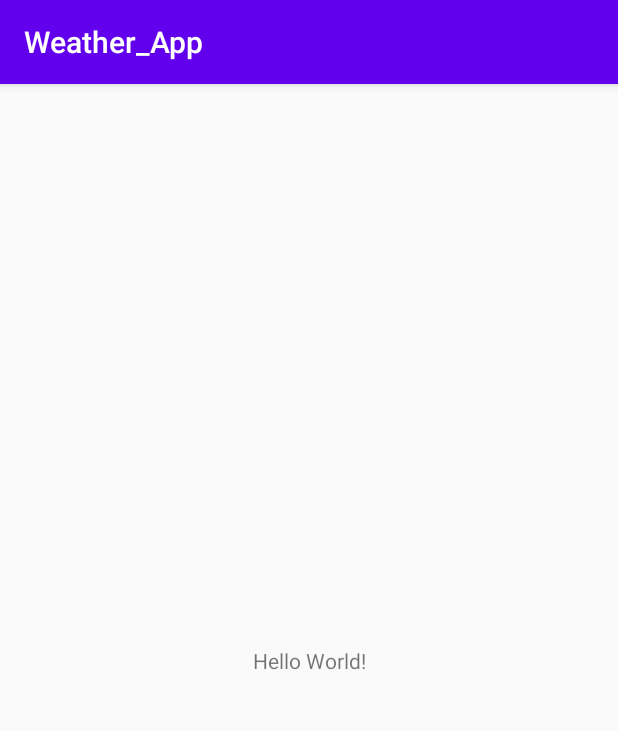
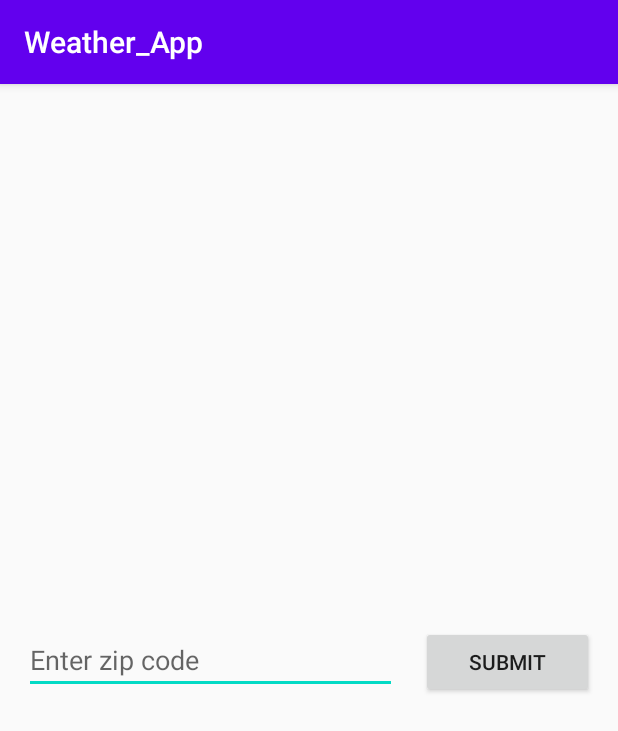
Before and after one commit to haryansyah-mfr/Weather_App, an Android app: the screen it shows after launch (MainActivity), on a phone screen of 412 x 824 dp. Shown: the top 731 px of the screen. Run offline under Robolectric (Android 15) with nearby library versions, the phone set to English and light mode, and no system bars.

Commit message:
Added EditText and Button to layout
Added new files 'vcs.xml' and 'render'

```diff
--- a/app/src/main/res/layout/activity_main.xml
+++ b/app/src/main/res/layout/activity_main.xml
@@ -6,13 +6,31 @@
     android:layout_height="match_parent"
     tools:context=".MainActivity">
 
-    <TextView
+    <EditText
+        android:id="@+id/editZipCode"
+        android:layout_width="0dp"
+        android:layout_height="wrap_content"
+        android:ems="10"
+        android:hint="Enter zip code"
+        android:inputType="number"
+        android:layout_marginStart="16dp"
+        android:layout_marginEnd="8dp"
+        app:layout_constraintBottom_toBottomOf="parent"
+        app:layout_constraintEnd_toStartOf="@+id/button"
+        app:layout_constraintHorizontal_bias="0.5"
+        app:layout_constraintStart_toStartOf="parent"
+        app:layout_constraintTop_toTopOf="parent" />
+
+    <Button
+        android:id="@+id/button"
         android:layout_width="wrap_content"
         android:layout_height="wrap_content"
-        android:text="Hello World!"
-        app:layout_constraintBottom_toBottomOf="parent"
-        app:layout_constraintLeft_toLeftOf="parent"
-        app:layout_constraintRight_toRightOf="parent"
-        app:layout_constraintTop_toTopOf="parent" />
-
+        android:text="Submit"
+        android:layout_marginStart="8dp"
+        android:layout_marginEnd="16dp"
+        android:paddingStart="32dp"
+        android:paddingEnd="32dp"
+        app:layout_constraintBaseline_toBaselineOf="@+id/editZipCode"
+        app:layout_constraintEnd_toEndOf="parent"
+        app:layout_constraintStart_toEndOf="@+id/editZipCode" />
 </androidx.constraintlayout.widget.ConstraintLayout>
```
